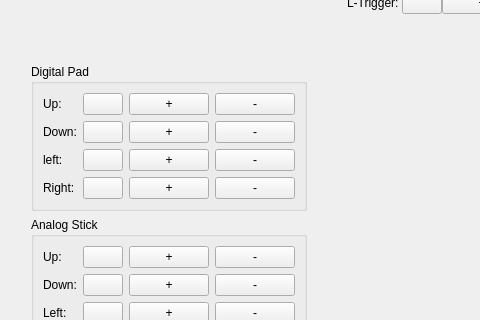
This is Source/RMG-Input/UserInterface/Widget/ControllerWidget.ui in Rosalie241/RMG as Qt 5 draws it before an edit; both pictures show x 0 to 480 and y 88 to 408 of the 1239 by 601 pixel window. The edited form follows.
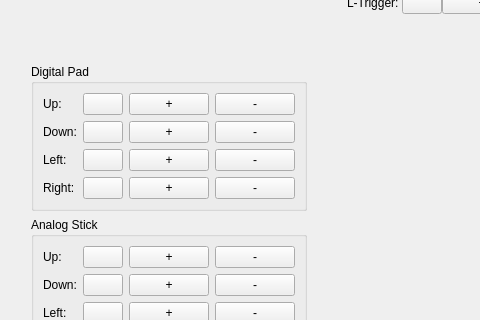
This is the edited form. Custom widgets are drawn as their Qt base class.

Commit message:
RMG-Input: fix typo in ControllerWidget.ui (#306)
Fix a typo, instead of being `left:` it should be `Left:` to match with the other instances of the same.

What changed in the file:
```diff
--- a/Source/RMG-Input/UserInterface/Widget/ControllerWidget.ui
+++ b/Source/RMG-Input/UserInterface/Widget/ControllerWidget.ui
@@ -264,7 +264,7 @@
                </sizepolicy>
               </property>
               <property name="text">
-               <string>left:</string>
+               <string>Left:</string>
               </property>
              </widget>
             </item>
```
